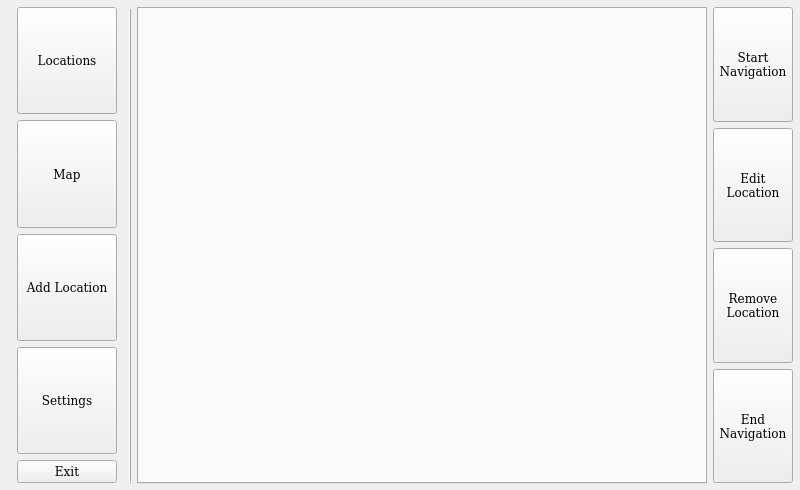
Alex-BusNet/Reveles, file Reveles/GUI/revelesgui.ui: the form before one commit.
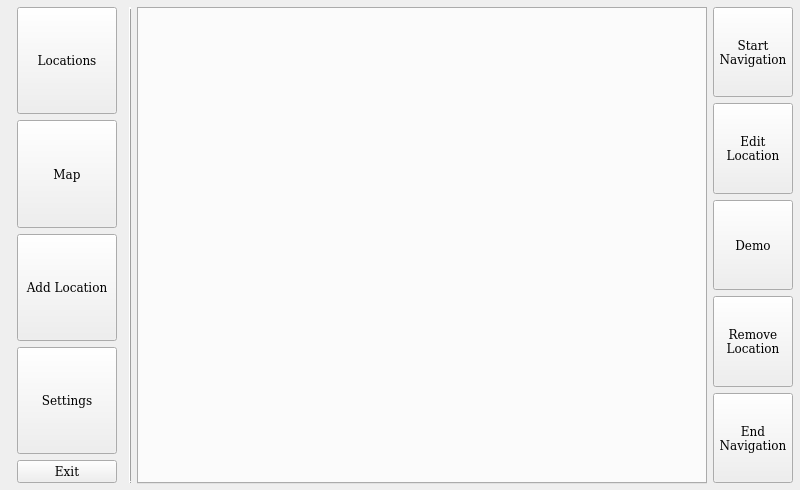
The form after the commit.

Commit message: Added demo mode. There is a problem when the application closes when in Demo mode; the RevelesCore provess does not close. When attempting to use the normal navigation mode, RevelesCore closes without notice leaving the GUI stuck unable to close. Also, RevelesIO is unable to get the response from the Arduino. This may be affected by the LSM9DS1; need to confirm.

Patch:
```diff
--- a/Reveles/GUI/revelesgui.ui
+++ b/Reveles/GUI/revelesgui.ui
@@ -300,6 +300,19 @@
          </property>
         </widget>
        </item>
+       <item>
+        <widget class="QPushButton" name="demoPB">
+         <property name="sizePolicy">
+          <sizepolicy hsizetype="Minimum" vsizetype="MinimumExpanding">
+           <horstretch>0</horstretch>
+           <verstretch>0</verstretch>
+          </sizepolicy>
+         </property>
+         <property name="text">
+          <string>Demo</string>
+         </property>
+        </widget>
+       </item>
        <item>
         <widget class="QPushButton" name="removeLocationPB">
          <property name="sizePolicy">
```
The commit also changes 11 other files.
